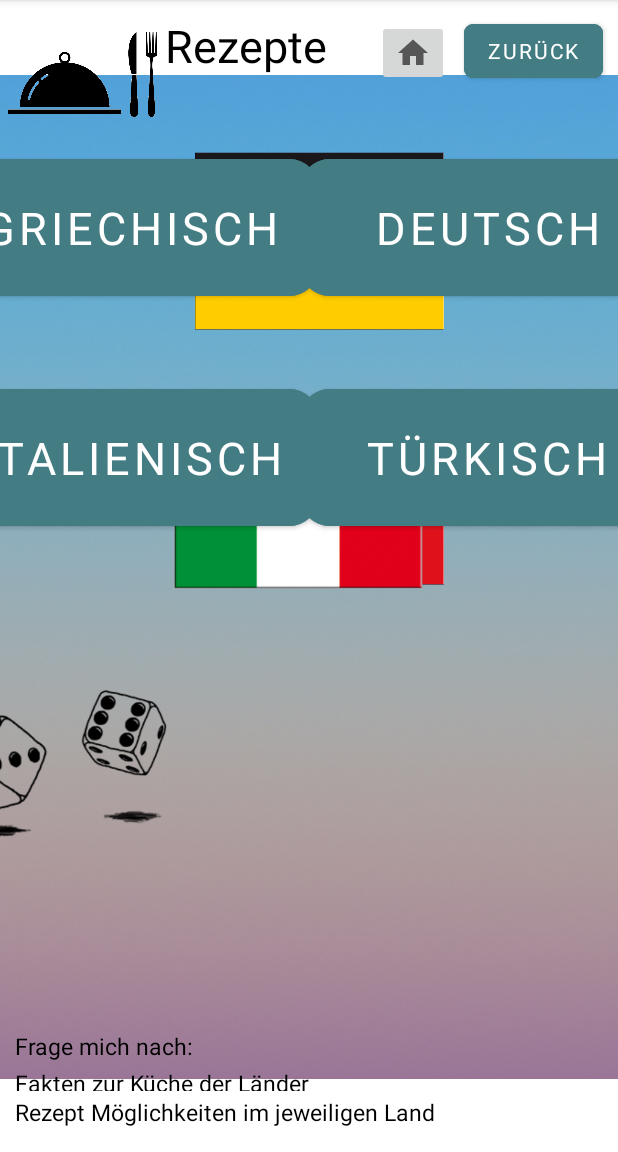
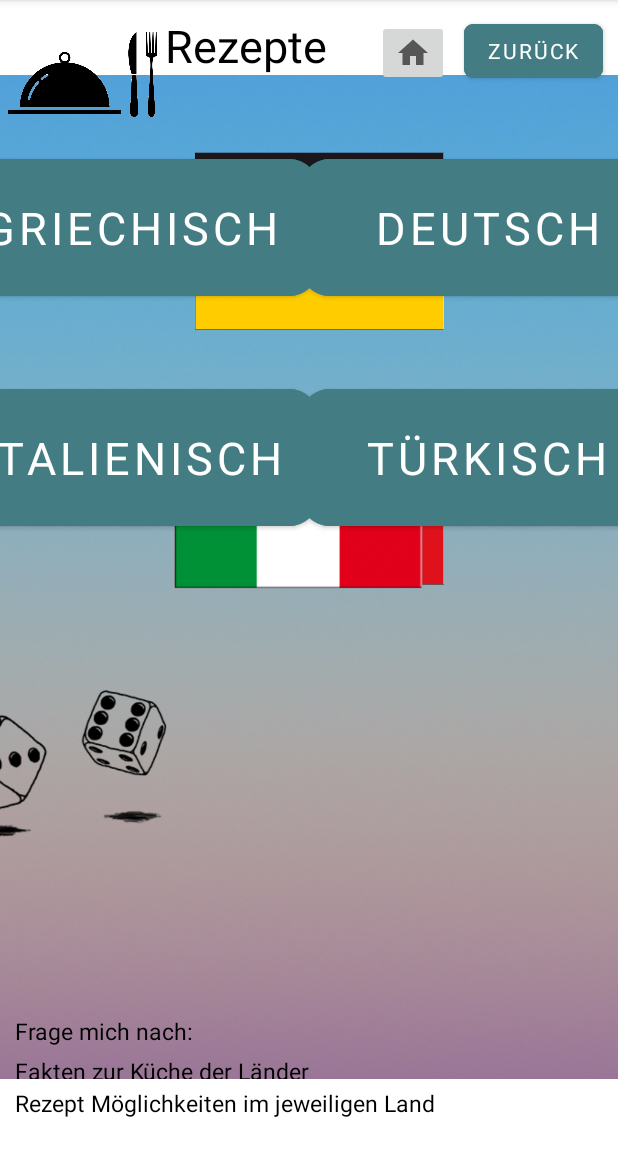
Before and after one commit to Bunic95/Gruppe10, an Android app: the RezeptActivity screen opened directly, with no data from a screen before it, on a phone screen of 412 x 824 dp, the part 84-1236 px from its top. Run offline under Robolectric (Android 15) with nearby library versions, the phone set to English and light mode, and no system bars; libraries missing offline, so code that uses them is left out: com.aldebaran.qi; Roboto replaces fonts that are not available here; 1 statement that could not run was skipped.

Commit message:
Fertig für test

```diff
--- a/app/src/main/res/layout/rezeptscreen.xml
+++ b/app/src/main/res/layout/rezeptscreen.xml
@@ -190,7 +190,7 @@
         android:layout_width="wrap_content"
         android:layout_height="wrap_content"
         android:layout_marginStart="10dp"
-        android:layout_marginBottom="60dp"
+        android:layout_marginBottom="70dp"
         android:fontFamily="@font/aldrich"
         android:text="Frage mich nach:"
         android:textColor="#000000"
@@ -203,7 +203,7 @@
         android:layout_width="wrap_content"
         android:layout_height="16dp"
         android:layout_marginStart="10dp"
-        android:layout_marginTop="3dp"
+        android:layout_marginTop="5dp"
         android:fontFamily="@font/aldrich"
         android:text="Fakten zur Küche der Länder"
         android:textColor="#000000"
@@ -216,7 +216,7 @@
         android:layout_width="wrap_content"
         android:layout_height="wrap_content"
         android:layout_marginStart="10dp"
-        android:layout_marginTop="3dp"
+        android:layout_marginTop="5dp"
         android:fontFamily="@font/aldrich"
         android:text="Rezept Möglichkeiten im jeweiligen Land"
         android:textColor="#000000"
```
